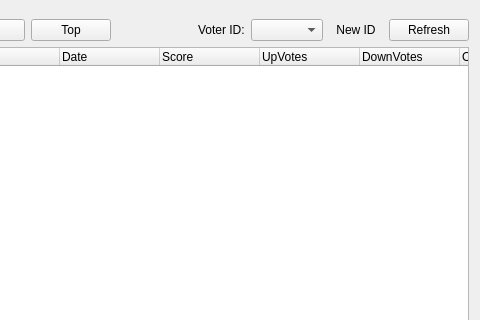
Qt form retroshare-gui/src/gui/gxs/GxsCommentDialog.ui (RetroShare/RetroShare) before a commit; both pictures show x 152 to 632 and y 0 to 320 of the 632 by 547 pixel window.
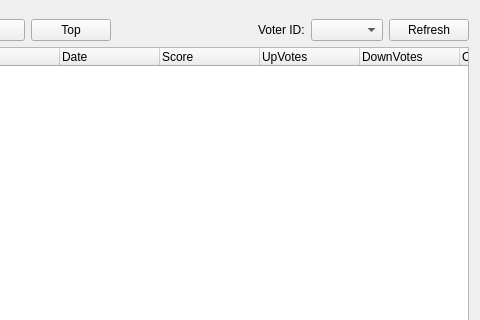
The same form after that commit. Icons and pictures are not drawn. Custom widgets are drawn as their Qt base class.

Commit message: Removed buttons to create a new identity

What changed in the file:
```diff
--- a/retroshare-gui/src/gui/gxs/GxsCommentDialog.ui
+++ b/retroshare-gui/src/gui/gxs/GxsCommentDialog.ui
@@ -102,38 +102,6 @@
      <item>
       <widget class="GxsIdChooser" name="idChooser"/>
      </item>
-     <item>
-      <widget class="QToolButton" name="toolButton_NewId">
-       <property name="sizePolicy">
-        <sizepolicy hsizetype="Minimum" vsizetype="Preferred">
-         <horstretch>0</horstretch>
-         <verstretch>0</verstretch>
-        </sizepolicy>
-       </property>
-       <property name="focusPolicy">
-        <enum>Qt::NoFocus</enum>
-       </property>
-       <property name="toolTip">
-        <string>Create new Identity</string>
-       </property>
-       <property name="text">
-        <string>New ID</string>
-       </property>
-       <property name="icon">
-        <iconset>
-         <normaloff>:/images/identity/identity_create_32.png</normaloff>:/images/identity/identity_create_32.png</iconset>
-       </property>
-       <property name="iconSize">
-        <size>
-         <width>24</width>
-         <height>24</height>
-        </size>
-       </property>
-       <property name="autoRaise">
-        <bool>true</bool>
-       </property>
-      </widget>
-     </item>
      <item>
       <widget class="QPushButton" name="refreshButton">
        <property name="text">
```
The commit also changes 19 other files.
